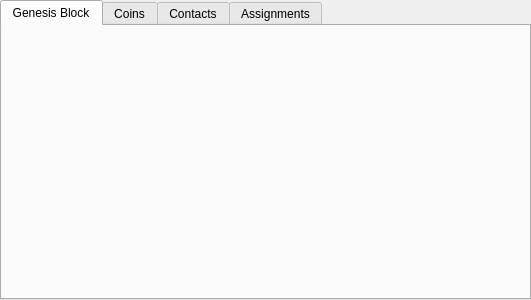
assignonward/aosuite, file apps/genesisMaker/mainwindow.ui: the form before one commit.
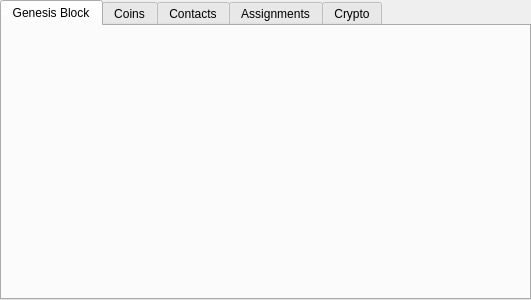
The form after the commit. Icons and pictures are not drawn.

Patch:
```diff
--- a/apps/genesisMaker/mainwindow.ui
+++ b/apps/genesisMaker/mainwindow.ui
@@ -155,6 +155,11 @@
         </item>
        </layout>
       </widget>
+      <widget class="QWidget" name="cryptoTab">
+       <attribute name="title">
+        <string>Crypto</string>
+       </attribute>
+      </widget>
      </widget>
     </item>
    </layout>
```
